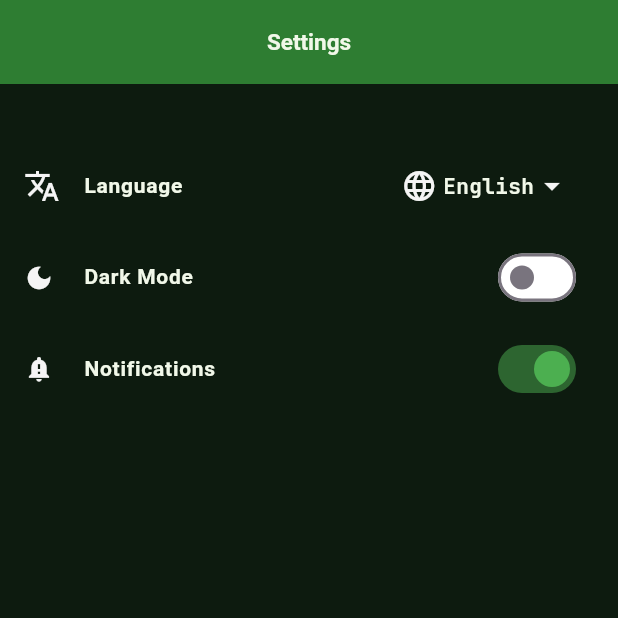
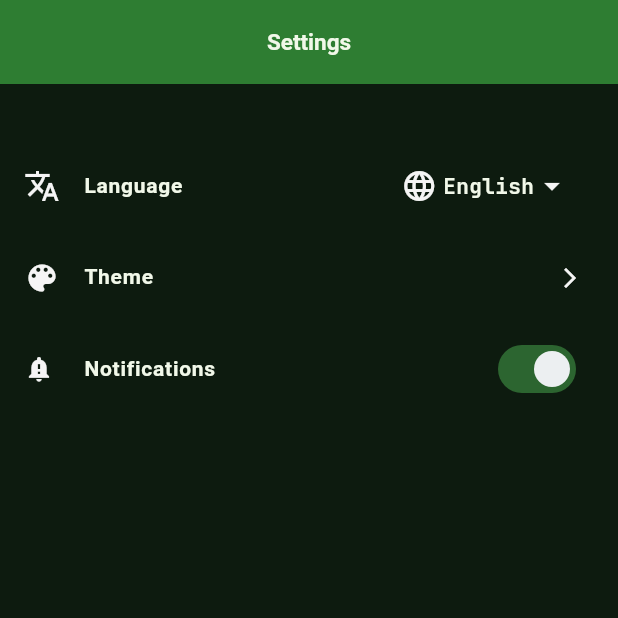
Before and after one commit to Victor-Zarzar/cltxpj-flutter, a Flutter app: the SettingsPage screen opened directly, on a phone screen of 412 x 824 dp, the top half of it. Run offline on Flutter 3.47's test engine with Material 3 defaults, Android fonts, the phone set to English and light mode, and no system bars; our stand-ins replace easy_localization, fl_chart, flutter_local_notifications, flutter_secure_storage, flutter_svg, getwidget and 3 more; accounts and stored records are empty.

Commit message:
Update them and settings page.

```diff
--- a/assets/translations/en-US.json
+++ b/assets/translations/en-US.json
@@ -35,5 +35,10 @@
   "arrow_icon": "Arrow icon",
   "about_icon": "About icon",
   "title_notification": "Do you like our app?",
-  "body_notification": "Rate us in the store!"
+  "body_notification": "Rate us in the store!",
+  "theme": "Theme",
+  "select_theme": "Select theme",
+  "light_theme": "Light",
+  "dark_theme": "Dark",
+  "system_theme": "System"
 }
--- a/assets/translations/es.json
+++ b/assets/translations/es.json
@@ -35,5 +35,10 @@
   "arrow_icon": "Ícono de flecha",
   "about_icon": "Ícono acerca de",
   "title_notification": "¿Te gusta nuestra aplicación?",
-  "body_notification": "¡Califícanos en la tienda!"
+  "body_notification": "¡Califícanos en la tienda!",
+  "theme": "Tema",
+  "select_theme": "Seleccionar tema",
+  "light_theme": "Claro",
+  "dark_theme": "Oscuro",
+  "system_theme": "Sistema"
 }
--- a/assets/translations/pt-BR.json
+++ b/assets/translations/pt-BR.json
@@ -35,5 +35,10 @@
   "arrow_icon": "Ícone de seta",
   "about_icon": "Ícone sobre",
   "title_notification": "Está gostando do nosso app?",
-  "body_notification": "Nos avalie na loja!"
+  "body_notification": "Nos avalie na loja!",
+  "theme": "Tema",
+  "select_theme": "Selecionar tema",
+  "light_theme": "Claro",
+  "dark_theme": "Escuro",
+  "system_theme": "Sistema"
 }
--- a/lib/features/app_theme.dart
+++ b/lib/features/app_theme.dart
@@ -87,16 +87,19 @@ class IconColor {
   static Color get secondaryColor => const Color(0xFF4CAF50);
   static Color get thirdColor => const Color(0xFF81C784);
   static Color get fourthColor => const Color(0xFFFFFFFF);
+  static Color get fiveColor => const Color(0xFF000000);
 }
 
 class SwitchColor {
   SwitchColor._();
-  static Color get primaryColor => const Color(0xFFECEFF1);
-  static Color get secondaryColor => const Color(0xFFFFFFFF);
-  static Color get thirdColor => const Color(0xFF4CAF50);
-  static Color get fourthColor => const Color(0xFF000000);
-  static const Color darkActiveColor = Color(0xFF4CAF50);
-  static const Color darkInactiveTrackColor = Color(0xFF424242);
+  static const Color activeThumb = Color(0xFF4CAF50);
+  static const Color inactiveThumb = Color(0xFFECEFF1);
+  static const Color lightActiveTrack = Color(0xFF81C784);
+  static const Color lightInactiveTrack = Color(0xFFFFFFFF);
+  static const Color darkActiveTrack = Color(0xFF4CAF50);
+  static const Color darkInactiveTrack = Color(0xFF424242);
+  static Color get fourthColor => const Color(0xFFFFFFFF);
+  static Color get fiveColor => const Color(0xFF000000);
 }
 
 class PopupMenuColor {
--- a/lib/features/theme_provider.dart
+++ b/lib/features/theme_provider.dart
@@ -1,34 +1,45 @@
+import 'dart:ui';
 import 'package:flutter/material.dart';
 import 'package:shared_preferences/shared_preferences.dart';
 
+enum ThemeModeOption { system, light, dark }
+
 class UiProvider extends ChangeNotifier {
-  bool _isDark = false;
-  bool get isDark => _isDark;
+  ThemeModeOption _themeMode = ThemeModeOption.system;
+  ThemeModeOption get themeMode => _themeMode;
 
   late SharedPreferences storage;
 
   final darkTheme = ThemeData(
-    primaryColor: Colors.black12,
     brightness: Brightness.dark,
-    primaryColorDark: Colors.black12,
+    primaryColor: Colors.black,
   );
 
   final lightTheme = ThemeData(
+    brightness: Brightness.light,
     primaryColor: Colors.white,
-    brightness: Brightness.light,
-    primaryColorDark: Colors.white,
   );
 
-  changeTheme() {
-    _isDark = !isDark;
+  bool get isDark {
+    if (_themeMode == ThemeModeOption.dark) return true;
+    if (_themeMode == ThemeModeOption.light) return false;
+    final brightness = PlatformDispatcher.instance.platformBrightness;
+    return brightness == Brightness.dark;
+  }
 
-    storage.setBool("isDark", _isDark);
+  void changeTheme(ThemeModeOption mode) {
+    _themeMode = mode;
+    storage.setString("themeMode", mode.name);
     notifyListeners();
   }
 
-  init() async {
+  Future<void> init() async {
     storage = await SharedPreferences.getInstance();
-    _isDark = storage.getBool("isDark") ?? false;
+    final saved = storage.getString("themeMode");
+    _themeMode = ThemeModeOption.values.firstWhere(
+      (e) => e.name == saved,
+      orElse: () => ThemeModeOption.system,
+    );
     notifyListeners();
   }
 }
--- a/lib/view/settings_page.dart
+++ b/lib/view/settings_page.dart
@@ -3,6 +3,7 @@ import 'package:cltxpj/controller/notification_controller.dart';
 import 'package:cltxpj/features/app_assets.dart';
 import 'package:cltxpj/features/app_theme.dart';
 import 'package:cltxpj/features/theme_provider.dart';
+import 'package:cltxpj/view/theme_page.dart';
 import 'package:easy_localization/easy_localization.dart';
 import 'package:flutter/foundation.dart';
 import 'package:flutter/material.dart';
@@ -169,20 +170,12 @@ class _SettingsPageState extends State<SettingsPage> {
                   ),
                   const SizedBox(height: 5),
                   ListTile(
-                    trailing: Switch(
-                      activeColor: SwitchColor.primaryColor,
-                      inactiveTrackColor: SwitchColor.secondaryColor,
-                      value: notifier.isDark,
-                      onChanged: (value) => notifier.changeTheme(),
-                    ),
                     leading: Icon(
-                      Icons.dark_mode,
+                      Icons.color_lens,
                       color: IconColor.primaryColor,
-                      semanticLabel: 'notifications_icon'.tr(),
-                      size: 20,
                     ),
                     title: Text(
-                      'darkmode'.tr(),
+                      'theme'.tr(),
                       style: GoogleFonts.roboto(
                         textStyle: TextStyle(
                           fontSize: 14,
@@ -191,6 +184,17 @@ class _SettingsPageState extends State<SettingsPage> {
                         ),
                       ),
                     ),
+                    trailing: Icon(
+                      Icons.arrow_forward_ios,
+                      size: 16,
+                      color: IconColor.primaryColor,
+                    ),
+                    onTap: () {
+                      Navigator.push(
+                        context,
+                        MaterialPageRoute(builder: (_) => const ThemePage()),
+                      );
+                    },
                   ),
                   const SizedBox(height: 5),
                   if (!kIsWeb)
@@ -214,14 +218,21 @@ class _SettingsPageState extends State<SettingsPage> {
                       trailing: Switch(
                         value: notificationController.notificationsEnabled,
                         onChanged: notificationController.toggleNotifications,
-                        activeColor:
+                        activeColor: SwitchColor.inactiveThumb,
+                        inactiveThumbColor:
                             notifier.isDark
-                                ? SwitchColor.darkActiveColor
-                                : SwitchColor.thirdColor,
+                                ? SwitchColor.fiveColor
+                                : SwitchColor.fourthColor,
+                        activeTrackColor:
+                            notifier.isDark
+                                ? SwitchColor.darkInactiveTrack
+                                : SwitchColor.activeThumb.withValues(
+                                  alpha: 0.5,
+                                ),
                         inactiveTrackColor:
                             notifier.isDark
-                                ? SwitchColor.darkInactiveTrackColor
-                                : SwitchColor.secondaryColor,
+                                ? SwitchColor.inactiveThumb
+                                : SwitchColor.activeThumb,
                       ),
                     ),
                 ],
```
Also changed, not shown: lib/view/theme_page.dart (added, +100 -0 lines).
